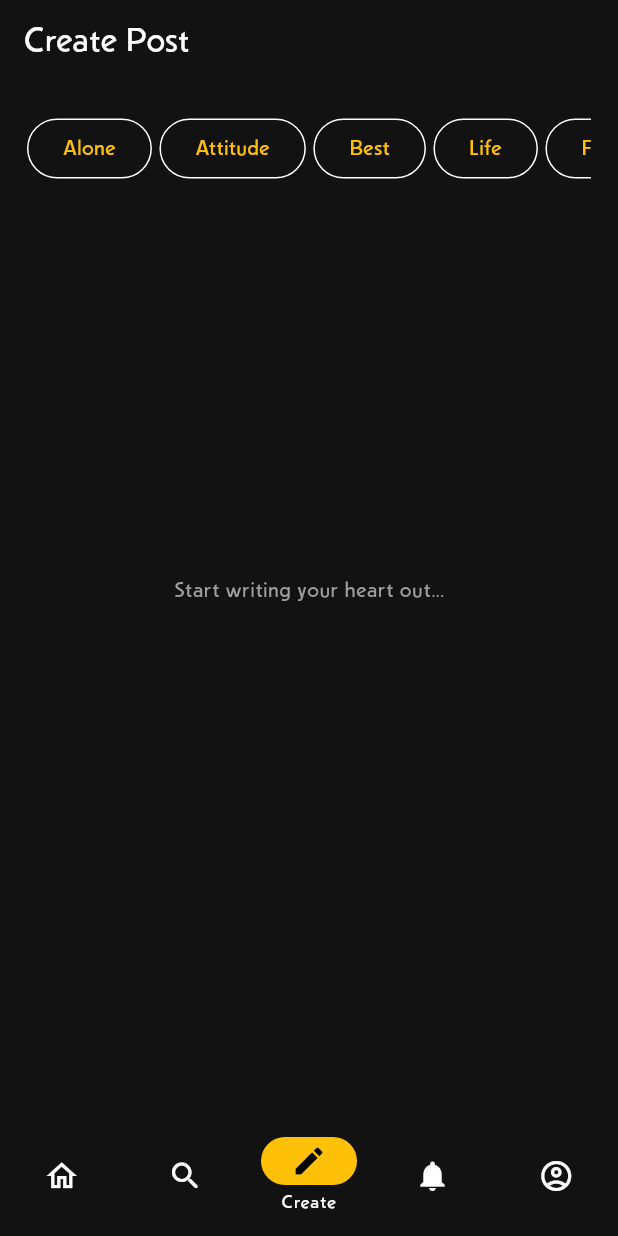
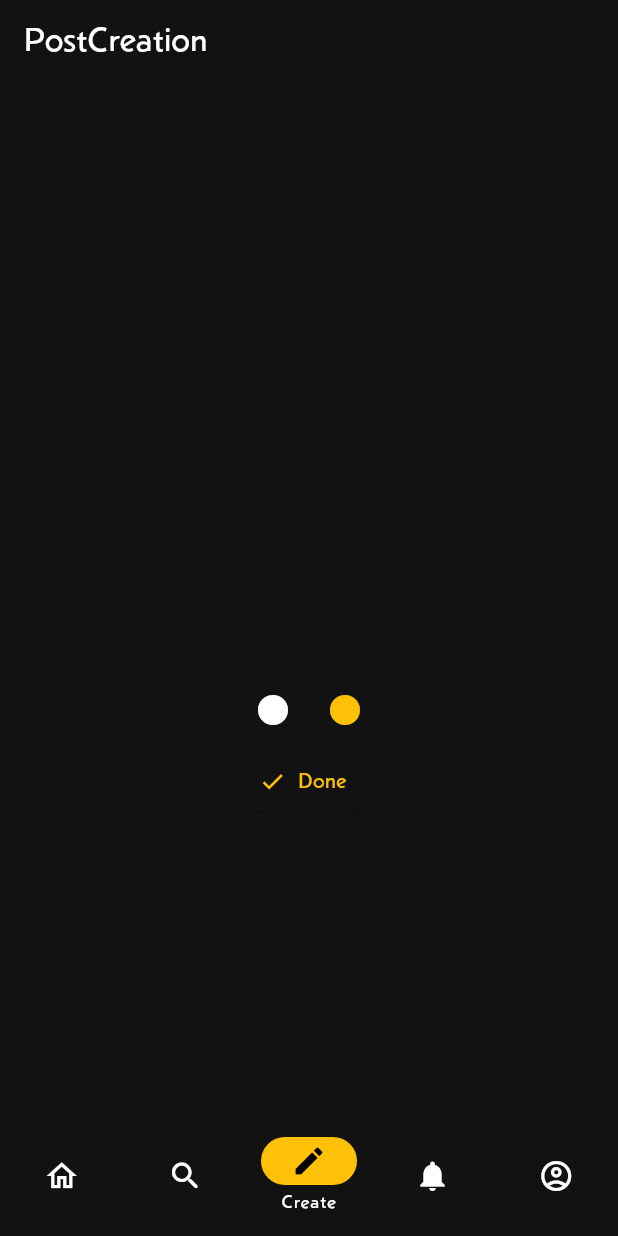
Before and after one commit to Maak47/Projects-Flutter, a Flutter app: the screen it shows once a user with an empty profile is signed in, item 3 of the bottom bar chosen, on a phone screen of 412 x 824 dp. Run offline on Flutter 3.47's test engine with Material 2 defaults, Android fonts, the phone set to English and light mode, and no system bars; our stand-ins replace cloud_firestore, firebase_auth, firebase_core, firebase_messaging, firebase_storage, flutter_riverpod and 2 more; accounts and stored records are empty.

Commit message:
minor changes

```diff
--- a/inner_voice/lib/tabs_screens/screens/post_creation.dart
+++ b/inner_voice/lib/tabs_screens/screens/post_creation.dart
@@ -1,5 +1,4 @@
 import 'package:flutter/material.dart';
-import 'package:flutter/rendering.dart';
 
 import '../widgets/quote_categories.dart';
 
@@ -12,61 +11,180 @@ class PostCreationScreen extends StatefulWidget {
 
 class _PostCreationScreenState extends State<PostCreationScreen> {
   var textController = TextEditingController();
-  var selectedCategory = '';
-
-  void _printLatestValue() {
-    final text = textController.text;
-    print('Second text field: $text (${text.characters.length})');
-  }
-
-  @override
-  void initState() {
-    super.initState();
-
-    // Start listening to changes.
-    textController.addListener(_printLatestValue);
-    print(selectedCategory);
-  }
+  var retainedText = '';
+  var inEditMode = false;
+  var applyColorToTheNextText = false;
+  Color? fontColor;
 
   @override
   void dispose() {
+    textController.dispose();
     super.dispose();
-    textController.dispose();
   }
 
   @override
   Widget build(BuildContext context) {
     return Scaffold(
-      appBar: AppBar(title: Text('Create Post')),
-      body: Padding(
-        padding: EdgeInsets.all(18.0),
+      appBar: AppBar(title: const Text('PostCreation')),
+      body: Center(
+        child: SingleChildScrollView(
+          child: Column(
+            mainAxisAlignment: MainAxisAlignment.center,
+            children: [
+              (!inEditMode)
+                  ? Column(
+                      children: [
+                        AlertDialog(
+                          content: TextField(
+                            // onTapOutside: (event) {
+                            //   setState(() {
+                            //     inEditMode = !inEditMode;
+                            //   });
+                            // },
+                            decoration: const InputDecoration(
+                              border: InputBorder.none,
+                            ), // fillColor: Colors.black),
+                            textInputAction: TextInputAction.done,
+                            textAlign: TextAlign.center,
+                            style: const TextStyle(
+                              fontSize: 20,
+                            ),
+                            maxLines: 3,
+                            controller: textController,
+                            onChanged: (value) {
+                              setState(() {
+                                textController.text = value;
+                              });
+                            },
+
+                            onEditingComplete: () {
+                              setState(() {
+                                applyColorToTheNextText = false;
+                              });
+                            },
+                            onSubmitted: (value) {
+                              setState(() {
+                                textController.text = value;
+                                inEditMode = !inEditMode;
+                              });
+                            },
+                          ),
+                        ),
+                        Row(
+                          // crossAxisAlignment: CrossAxisAlignment.end,
+                          mainAxisAlignment: MainAxisAlignment.center,
+                          children: [
+                            IconButton(
+                                onPressed: () {
+                                  setState(() {
+                                    applyColorToTheNextText = true;
+                                    fontColor = Colors.white;
+                                    textController.text = '';
+                                  });
+                                },
+                                icon: const Icon(
+                                  Icons.circle,
+                                  color: Colors.white,
+                                )),
+                            IconButton(
+                                onPressed: () {
+                                  setState(() {
+                                    // textController.text = retainedText;
+                                    applyColorToTheNextText = true;
+                                    fontColor = Colors.amber;
+                                    textController.text = '';
+                                  });
+                                },
+                                icon: const Icon(
+                                  Icons.circle,
+                                  color: Colors.amber,
+                                ))
+                          ],
+                        ),
+                        ElevatedButton.icon(
+                          onPressed: () {
+                            setState(() {
+                              if (retainedText.isNotEmpty) {
+                                retainedText =
+                                    retainedText + textController.text;
+                              } else if (retainedText.isEmpty) {
+                                retainedText = textController.text;
+                              }
+                              inEditMode = !inEditMode;
+                            });
+                          },
+                          icon: const Icon(Icons.check),
+                          label: const Text('Done'),
+                        ),
+                      ],
+                    )
+                  : GestureDetector(
+                      onTap: () {
+                        setState(() {
+                          inEditMode = !inEditMode;
+                        });
+                      },
                       child: Center(
                         child: Column(
+                          mainAxisAlignment: MainAxisAlignment.spaceBetween,
                           children: [
-            QuoteCategories(
-              category: selectedCategory,
+                            Container(
+                              decoration: BoxDecoration(
+                                  border: Border.all(
+                                      width: 1, color: Colors.white)),
+                              height: 400,
+                              width: 400,
+                              child: RichText(
+                                textAlign: TextAlign.center,
+                                text: TextSpan(
+                                  children: [
+                                    TextSpan(
+                                      text: retainedText,
+                                      style: TextStyle(
+                                        color: fontColor,
+                                        fontSize: 40,
+                                        fontWeight: FontWeight.w400,
                                       ),
-            SizedBox(
-              height: 20,
                                     ),
-            GestureDetector(
-              onTap: () {
-                // showDialog(context: context, builder: (context) {});
-              },
-              child: Container(
-                alignment: Alignment.center,
-                // color: Colors.black,
-                height: 500,
-                width: double.infinity,
-                child: Text(
-                  'Start writing your heart out...',
-                  style: TextStyle(color: Colors.grey),
+                                    TextSpan(
+                                      text: textController.text,
+                                      style: TextStyle(
+                                        color: applyColorToTheNextText
+                                            ? Colors.amber
+                                            : Colors.white,
+                                        fontSize: 40,
+                                        fontWeight: FontWeight.w400,
+                                      ),
+                                    ),
+                                  ],
                                 ),
                               ),
                             ),
                           ],
-        )),
+                        ),
+                      ),
+                    ),
+            ],
+          ),
+        ),
       ),
     );
   }
 }
+
+class TextData extends StatelessWidget {
+  TextData({super.key, this.inputText});
+
+  String? inputText;
+  Color? inputColor;
+
+  @override
+  Widget build(BuildContext context) {
+    return RichText(
+      text: TextSpan(
+        text: inputText,
+        style: TextStyle(color: inputColor),
+      ),
+    );
+  }
+}
```
Lines whose indentation alone changed are shown as unchanged.
